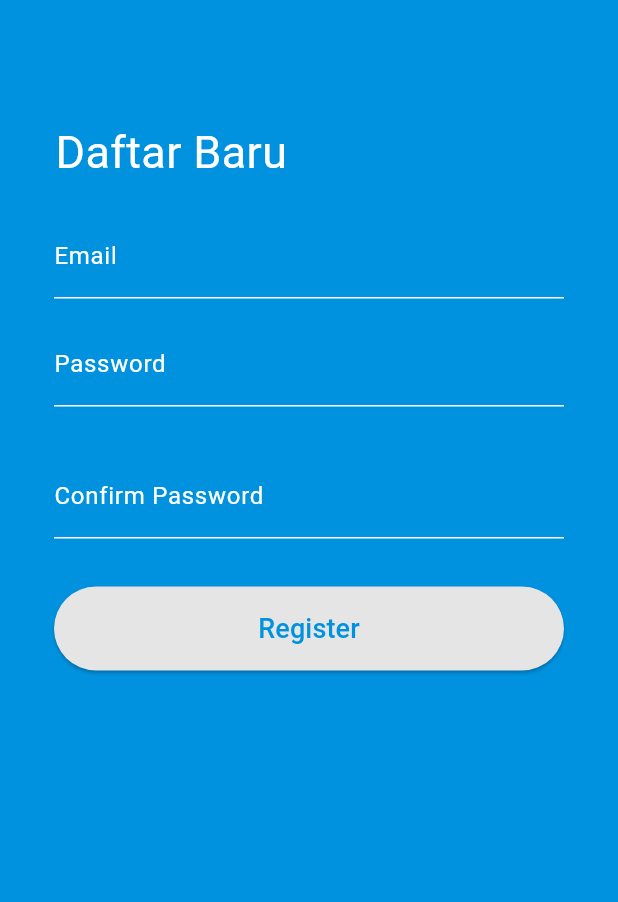
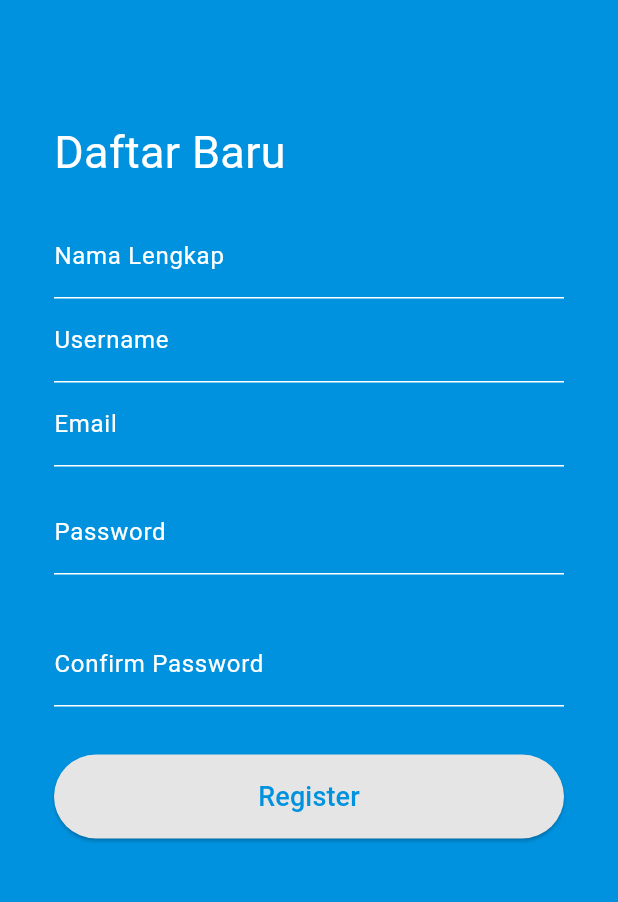
Before and after one commit to proyek-4/stocklab_fe, a Flutter app: the RegisterForm widget shown alone on an empty page, opened directly with empty values, on a phone screen of 412 x 824 dp, the part 183-1085 px from its top. Run offline on Flutter 3.47's test engine with Material 3 defaults, Android fonts, the phone set to English and light mode, and no system bars; our stand-ins replace cached_network_image, image_picker, quickalert, shimmer; network calls fail.

Commit message:
feat: integration api register

```diff
--- a/lib/widgets/register_form.dart
+++ b/lib/widgets/register_form.dart
@@ -1,7 +1,9 @@
 import 'package:flutter/material.dart';
+import 'package:quickalert/quickalert.dart';
 import 'package:stocklab_fe/colors.dart';
+import 'package:stocklab_fe/network/AuthService.dart';
 
-class RegisterForm extends StatelessWidget {
+class RegisterForm extends StatefulWidget {
   final double height;
   final double width;
 
@@ -9,6 +11,38 @@ class RegisterForm extends StatelessWidget {
     required this.height,
     required this.width,
   });
+
+  @override
+  _RegisterFormState createState() => _RegisterFormState();
+}
+
+class _RegisterFormState extends State<RegisterForm> {
+  late TextEditingController nameController;
+  late TextEditingController usernameController;
+  late TextEditingController emailController;
+  late TextEditingController passwordController;
+  late TextEditingController confirmPasswordController;
+  bool isLoading = false;
+
+  @override
+  void initState() {
+    super.initState();
+    nameController = TextEditingController();
+    usernameController = TextEditingController();
+    emailController = TextEditingController();
+    passwordController = TextEditingController();
+    confirmPasswordController = TextEditingController();
+  }
+
+  @override
+  void dispose() {
+    nameController.dispose();
+    usernameController.dispose();
+    emailController.dispose();
+    passwordController.dispose();
+    confirmPasswordController.dispose();
+    super.dispose();
+  }
 
   @override
   Widget build(BuildContext context) {
@@ -26,8 +60,8 @@ class RegisterForm extends StatelessWidget {
                   padding: EdgeInsets.only(bottom: 20.0, top: 50.0),
                   child: Image.asset(
                     'assets/icon/icon.png',
-                    height: height / 7,
-                    width: height / 7,
+                    height: widget.height / 7,
+                    width: widget.height / 7,
                   ),
                 ),
                 Padding(
@@ -44,7 +78,7 @@ class RegisterForm extends StatelessWidget {
             ),
           ),
           Padding(
-            padding: EdgeInsets.symmetric(horizontal: 20.9),
+            padding: EdgeInsets.symmetric(horizontal: 20.0),
             child: Text(
               'Daftar Baru',
               style: TextStyle(
@@ -60,6 +94,49 @@ class RegisterForm extends StatelessWidget {
               style: TextStyle(
                 color: Colors.white,
               ),
+              controller: nameController,
+              decoration: InputDecoration(
+                labelText: 'Nama Lengkap',
+                enabledBorder: UnderlineInputBorder(
+                  borderSide: BorderSide(color: Colors.white),
+                ),
+                focusedBorder: UnderlineInputBorder(
+                  borderSide: BorderSide(color: Colors.white),
+                ),
+                labelStyle: TextStyle(
+                  color: Colors.white,
+                ),
+              ),
+            ),
+          ),
+          Padding(
+            padding: EdgeInsets.symmetric(horizontal: 20.0),
+            child: TextField(
+              style: TextStyle(
+                color: Colors.white,
+              ),
+              controller: usernameController,
+              decoration: InputDecoration(
+                labelText: 'Username',
+                enabledBorder: UnderlineInputBorder(
+                  borderSide: BorderSide(color: Colors.white),
+                ),
+                focusedBorder: UnderlineInputBorder(
+                  borderSide: BorderSide(color: Colors.white),
+                ),
+                labelStyle: TextStyle(
+                  color: Colors.white,
+                ),
+              ),
+            ),
+          ),
+          Padding(
+            padding: EdgeInsets.symmetric(horizontal: 20.0),
+            child: TextField(
+              style: TextStyle(
+                color: Colors.white,
+              ),
+              controller: emailController,
               decoration: InputDecoration(
                 labelText: 'Email',
                 enabledBorder: UnderlineInputBorder(
@@ -77,6 +154,7 @@ class RegisterForm extends StatelessWidget {
           Padding(
             padding: EdgeInsets.symmetric(horizontal: 20.0, vertical: 16.0),
             child: TextField(
+              controller: passwordController,
               decoration: InputDecoration(
                 labelText: 'Password',
                 enabledBorder: UnderlineInputBorder(
@@ -95,6 +173,7 @@ class RegisterForm extends StatelessWidget {
           Padding(
             padding: EdgeInsets.symmetric(horizontal: 20.0, vertical: 16.0),
             child: TextField(
+              controller: confirmPasswordController,
               decoration: InputDecoration(
                 labelText: 'Confirm Password',
                 enabledBorder: UnderlineInputBorder(
@@ -115,12 +194,57 @@ class RegisterForm extends StatelessWidget {
             padding: EdgeInsets.symmetric(horizontal: 20.0),
             child: ElevatedButton(
               onPressed: () async {
-                // Registration logic here
+                setState(() {
+                  isLoading = true;
+                });
+                try {
+                  await AuthService.register(
+                    nameController.text,
+                    usernameController.text,
+                    emailController.text,
+                    passwordController.text,
+                    confirmPasswordController.text,
+                  );
+                  QuickAlert.show(
+                    context: context,
+                    type: QuickAlertType.success,
+                    text: "Registration successful.",
+                  );
+                } catch (e) {
+                  // QuickAlert.show(
+                  //   context: context,
+                  //   type: QuickAlertType.error,
+                  //   text: e.toString(),
+                  // );
+                  showDialog(
+                    context: context,
+                    builder: (context) {
+                      return AlertDialog(
+                        title: Text('Registrasi Gagal'),
+                        content: Text(e.toString()),
+                        actions: [
+                          TextButton(
+                            onPressed: () {
+                              Navigator.pop(context);
+                            },
+                            child: Text('OK'),
+                          ),
+                        ],
+                      );
+                    },
+                  );
+                } finally {
+                  setState(() {
+                    isLoading = false;
+                  });
+                }
               },
-              child: Text(
-                'Register',
-                style: TextStyle(color: primary, fontSize: 18),
-              ),
+              child: isLoading
+                  ? CircularProgressIndicator() // Tampilkan indicator loading jika sedang loading
+                  : Text(
+                      'Register',
+                      style: TextStyle(color: primary, fontSize: 18),
+                    ),
               style: ButtonStyle(
                 backgroundColor: MaterialStateProperty.all<Color>(secondary),
                 padding: MaterialStateProperty.all<EdgeInsetsGeometry>(
```
Also changed, not shown: lib/network/AuthService.dart (+38 -4 lines).
